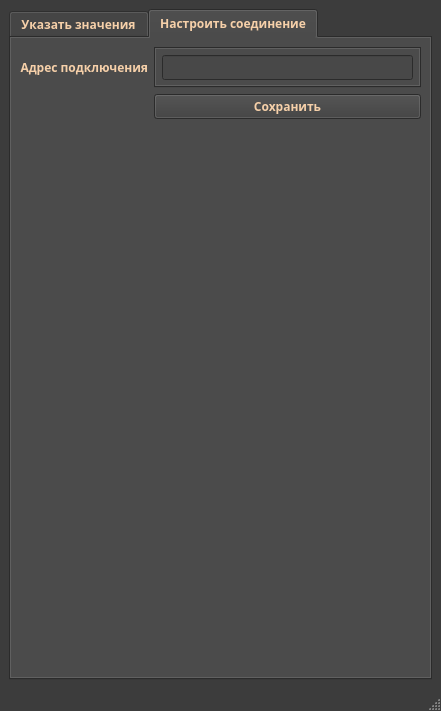
Before: the Qt Designer form validormainwindow.ui in jmpleo/online-value-validator, drawn with Qt 5.
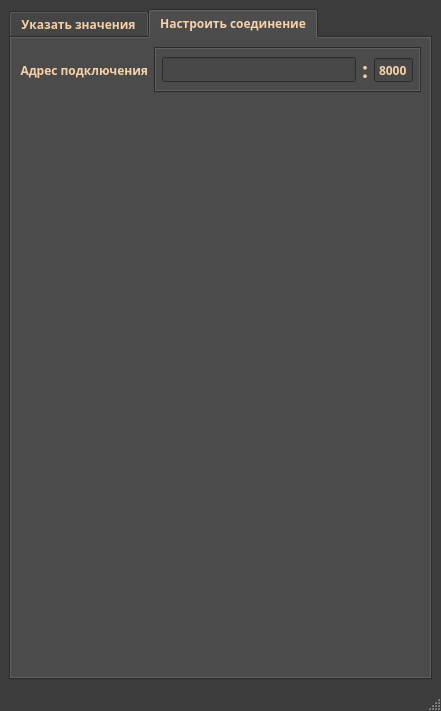
After: the same form once the commit is applied. The open tabs and pages were chosen to show the change.

Commit message: update connection menu, add validation connection field

The edit to the form file:
```diff
--- a/validormainwindow.ui
+++ b/validormainwindow.ui
@@ -510,7 +510,7 @@
     <item>
      <widget class="QTabWidget" name="tabWidget">
       <property name="currentIndex">
-       <number>0</number>
+       <number>1</number>
       </property>
       <widget class="QWidget" name="tabWidgetPage1" native="true">
        <attribute name="title">
@@ -1183,23 +1183,6 @@
            <property name="bottomMargin">
             <number>0</number>
            </property>
-           <item row="1" column="1">
-            <widget class="QPushButton" name="saveConnectionSettingButton">
-             <property name="text">
-              <string>Сохранить</string>
-             </property>
-            </widget>
-           </item>
-           <item row="0" column="0">
-            <widget class="QLabel" name="label_26">
-             <property name="text">
-              <string>Адрес подключения</string>
-             </property>
-             <property name="alignment">
-              <set>Qt::AlignRight|Qt::AlignTrailing|Qt::AlignVCenter</set>
-             </property>
-            </widget>
-           </item>
            <item row="0" column="1">
             <widget class="QTabWidget" name="tabWidget_2">
              <property name="tabBarAutoHide">
@@ -1232,10 +1215,55 @@
                  </property>
                 </widget>
                </item>
+               <item>
+                <widget class="QLabel" name="label_9">
+                 <property name="font">
+                  <font>
+                   <family>aakar</family>
+                   <pointsize>16</pointsize>
+                   <weight>75</weight>
+                   <italic>false</italic>
+                   <bold>true</bold>
+                  </font>
+                 </property>
+                 <property name="text">
+                  <string>:</string>
+                 </property>
+                </widget>
+               </item>
+               <item>
+                <widget class="QSpinBox" name="portSpinBox">
+                 <property name="frame">
+                  <bool>true</bool>
+                 </property>
+                 <property name="buttonSymbols">
+                  <enum>QAbstractSpinBox::NoButtons</enum>
+                 </property>
+                 <property name="keyboardTracking">
+                  <bool>true</bool>
+                 </property>
+                 <property name="minimum">
+                  <number>8000</number>
+                 </property>
+                 <property name="maximum">
+                  <number>9000</number>
+                 </property>
+                </widget>
+               </item>
               </layout>
              </widget>
             </widget>
            </item>
+           <item row="0" column="0">
+            <widget class="QLabel" name="label_26">
+             <property name="text">
+              <string>Адрес подключения</string>
+             </property>
+             <property name="alignment">
+              <set>Qt::AlignRight|Qt::AlignTrailing|Qt::AlignVCenter</set>
+             </property>
+            </widget>
+           </item>
           </layout>
          </widget>
         </item>
```
The commit also changes 2 other files.
